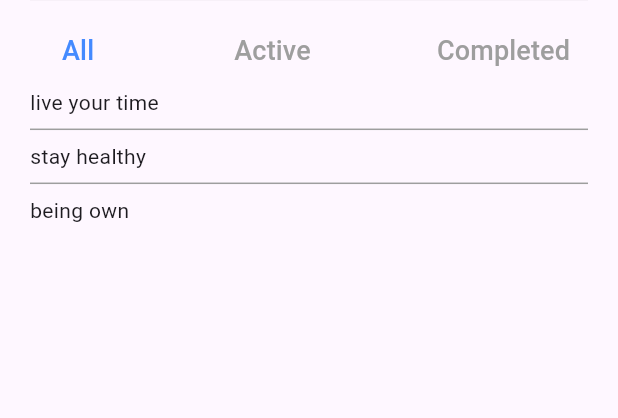
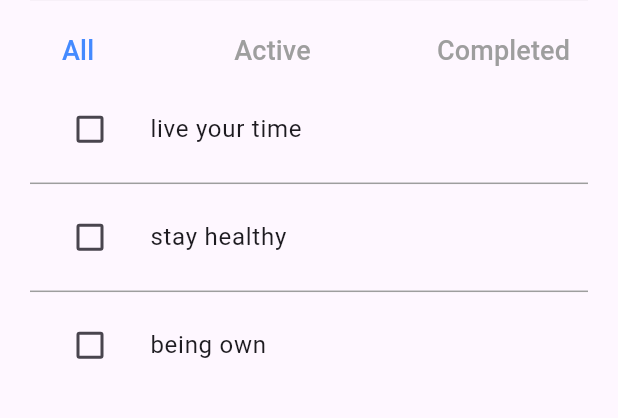
Before and after one commit to ssdd33/bloc_todo_app, a Flutter app: the screen it shows after launch, on a phone screen of 412 x 824 dp, the part 353-771 px from its top. Run offline on Flutter 3.47's test engine with Material 3 defaults, Android fonts, the phone set to English and light mode, and no system bars; our stand-ins replace bloc, equatable, flutter_bloc.

Commit message:
todoItem, search debounce

```diff
--- a/lib/cubits/todo_list/todo_list_cubit.dart
+++ b/lib/cubits/todo_list/todo_list_cubit.dart
@@ -15,6 +15,7 @@ class TodoListCubit extends Cubit<TodoListState> {
 //XXX id가 아닌 Todo를 받는 이유? ui함수 호출시 간단하게 하려고?
   void removeTodo(Todo todo) {
     final newTodos = state.todoList.where((t) => t.id != todo.id).toList();
+    print('${todo.id}, ${state.todoList},$newTodos');
     emit(state.copyWith(todoList: newTodos));
   }
 
--- a/lib/cubits/todo_list/todo_list_state.dart
+++ b/lib/cubits/todo_list/todo_list_state.dart
@@ -8,8 +8,8 @@ class TodoListState extends Equatable {
   factory TodoListState.initial() {
     return TodoListState(todoList: [
       Todo(id: '1', desc: 'live your time'),
-      Todo(id: '1', desc: 'stay healthy'),
-      Todo(id: '1', desc: 'being own'),
+      Todo(id: '2', desc: 'stay healthy'),
+      Todo(id: '3', desc: 'being own'),
     ]);
   }
 
--- a/lib/pages/search_and_filter_todo.dart
+++ b/lib/pages/search_and_filter_todo.dart
@@ -1,11 +1,12 @@
 import 'package:bloc_todo_app/cubits/cubits.dart';
 import 'package:bloc_todo_app/models/todo_model.dart';
+import 'package:bloc_todo_app/utils/debounce.dart';
 import 'package:flutter/material.dart';
 import 'package:flutter_bloc/flutter_bloc.dart';
 
 class SearchAndFilterTodo extends StatelessWidget {
-  const SearchAndFilterTodo({super.key});
-
+  SearchAndFilterTodo({super.key});
+  final debounce = Debounce(milliseconds: 1000);
   @override
   Widget build(BuildContext context) {
     return Column(children: [
@@ -17,10 +18,10 @@ class SearchAndFilterTodo extends StatelessWidget {
           prefix: Icon(Icons.search),
         ),
         onChanged: (String? newSearchTerm) {
-          if (newSearchTerm != null && newSearchTerm.trim().isNotEmpty) {
-            context.read<TodoSearchCubit>().changeSearchTerm(newSearchTerm);
-          } else {
-            context.read<TodoSearchCubit>().changeSearchTerm('');
+          if (newSearchTerm != null) {
+            debounce.run(() {
+              context.read<TodoSearchCubit>().changeSearchTerm(newSearchTerm);
+            });
           }
         },
       ),
--- a/lib/pages/show_todos.dart
+++ b/lib/pages/show_todos.dart
@@ -14,7 +14,14 @@ class ShowTodos extends StatelessWidget {
       shrinkWrap: true,
       itemCount: todos.length,
       itemBuilder: (context, index) {
-        return Text(todos[index].desc);
+        return Dismissible(
+            key: ValueKey(todos[index].id),
+            background: showBackground(1),
+            secondaryBackground: showBackground(0),
+            onDismissed: (_) {
+              context.read<TodoListCubit>().removeTodo(todos[index]);
+            },
+            child: TodoItem(todo: todos[index]));
       },
       separatorBuilder: (_, __) {
         return const Divider(color: Colors.grey);
@@ -22,7 +29,98 @@ class ShowTodos extends StatelessWidget {
     );
   }
 
-  Widget todoItem(Todo todo) {
-    return const ListTile();
+  Widget showBackground(int direction) {
+    return Container(
+      padding: const EdgeInsets.symmetric(horizontal: 10),
+      margin: const EdgeInsets.all(4),
+      color: Colors.redAccent,
+      alignment: direction == 1 ? Alignment.centerLeft : Alignment.centerRight,
+      child: const Icon(
+        Icons.delete,
+        color: Colors.white,
+        size: 30,
+      ),
+    );
   }
 }
+
+class TodoItem extends StatefulWidget {
+  final Todo todo;
+  const TodoItem({
+    Key? key,
+    required this.todo,
+  }) : super(key: key);
+
+  @override
+  State<TodoItem> createState() => _TodoItemState();
+}
+
+class _TodoItemState extends State<TodoItem> {
+  late final TextEditingController _textEditingController;
+
+  @override
+  void initState() {
+    _textEditingController = TextEditingController();
+    super.initState();
+  }
+
+  @override
+  void dispose() {
+    _textEditingController.dispose();
+    super.dispose();
+  }
+
+  @override
+  Widget build(BuildContext context) {
+    return ListTile(
+      leading: Checkbox(
+        value: widget.todo.completed,
+        onChanged: (bool? checked) {
+          context.read<TodoListCubit>().toggleTodo(widget.todo.id);
+        },
+      ),
+      title: Text(widget.todo.desc),
+      onTap: () {
+        showDialog(
+            context: context,
+            builder: (context) {
+              bool error = false;
+              _textEditingController.text = widget.todo.desc;
+              return StatefulBuilder(
+                builder: (BuildContext context, setState) {
+                  return AlertDialog(
+                    title: const Text('edit'),
+                    content: TextField(
+                      controller: _textEditingController,
+                      autofocus: true,
+                      decoration: InputDecoration(
+                          errorText: error ? "text is can't be empty" : ''),
+                    ),
+                    actions: [
+                      TextButton(
+                          onPressed: () {
+                            Navigator.pop(context);
+                          },
+                          child: const Text('CANCEL')),
+                      TextButton(
+                          onPressed: () {
+                            setState(() {
+                              error = _textEditingController.text.isEmpty;
+                              if (!error) {
+                                context.read<TodoListCubit>().editTodo(
+                                    widget.todo.id,
+                                    _textEditingController.text);
+                                Navigator.pop(context);
+                              }
+                            });
+                          },
+                          child: const Text('EDIT'))
+                    ],
+                  );
+                },
+              );
+            });
+      },
+    );
+  }
+}
--- a/lib/utils/debounce.dart
+++ b/lib/utils/debounce.dart
@@ -0,0 +1,18 @@
+import 'dart:async';
+
+import 'package:flutter/material.dart';
+
+class Debounce {
+  final int milliseconds;
+
+  Debounce({this.milliseconds = 500});
+
+  Timer? _timer;
+
+  void run(VoidCallback action) {
+    if (_timer != null) {
+      _timer!.cancel();
+    }
+    _timer = Timer(Duration(milliseconds: milliseconds), action);
+  }
+}
```
